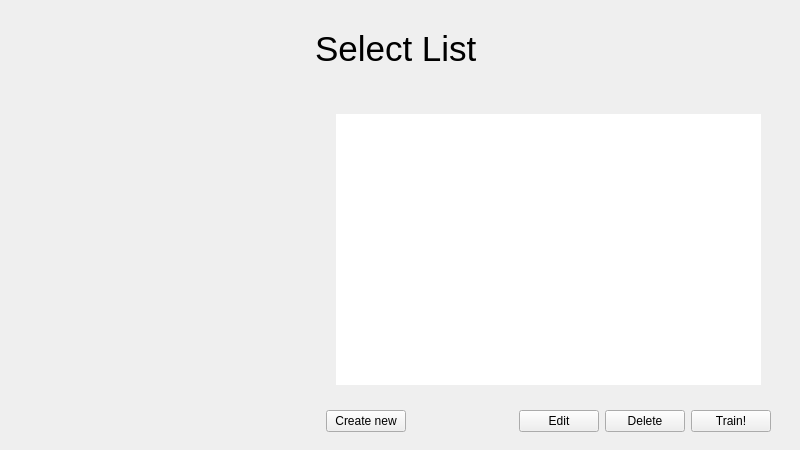
First picture: the form in mainwindow.ui, repository clins1994/GuitAR, before the edit.
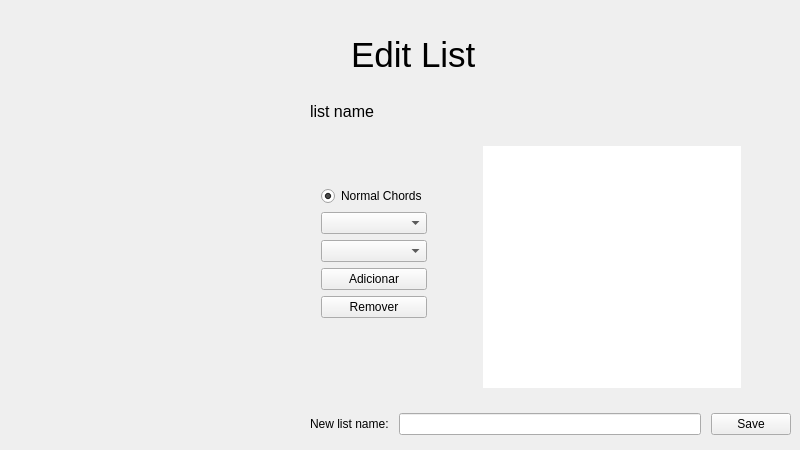
Second picture: the form after the edit. Icons and pictures are not drawn.

What changed in the file:
```diff
--- a/mainwindow.ui
+++ b/mainwindow.ui
@@ -39,7 +39,7 @@
        <bool>true</bool>
       </property>
       <property name="currentIndex">
-       <number>3</number>
+       <number>5</number>
       </property>
       <widget class="QWidget" name="training">
        <layout class="QVBoxLayout" name="verticalLayout_7">
@@ -1243,6 +1243,437 @@
         </item>
        </layout>
       </widget>
+      <widget class="QWidget" name="editList">
+       <layout class="QHBoxLayout" name="horizontalLayout_10">
+        <property name="leftMargin">
+         <number>0</number>
+        </property>
+        <property name="topMargin">
+         <number>0</number>
+        </property>
+        <property name="rightMargin">
+         <number>0</number>
+        </property>
+        <property name="bottomMargin">
+         <number>0</number>
+        </property>
+        <item>
+         <widget class="QWidget" name="widget_23" native="true">
+          <property name="sizePolicy">
+           <sizepolicy hsizetype="Fixed" vsizetype="Preferred">
+            <horstretch>0</horstretch>
+            <verstretch>0</verstretch>
+           </sizepolicy>
+          </property>
+          <property name="minimumSize">
+           <size>
+            <width>295</width>
+            <height>0</height>
+           </size>
+          </property>
+          <widget class="QLabel" name="label_13">
+           <property name="geometry">
+            <rect>
+             <x>0</x>
+             <y>0</y>
+             <width>250</width>
+             <height>121</height>
+            </rect>
+           </property>
+           <property name="text">
+            <string/>
+           </property>
+           <property name="pixmap">
+            <pixmap resource="Resources.qrc">:/assets/guitAR.png</pixmap>
+           </property>
+          </widget>
+          <widget class="QLabel" name="label_14">
+           <property name="geometry">
+            <rect>
+             <x>224</x>
+             <y>0</y>
+             <width>71</width>
+             <height>450</height>
+            </rect>
+           </property>
+           <property name="text">
+            <string/>
+           </property>
+           <property name="pixmap">
+            <pixmap resource="Resources.qrc">:/assets/vertical_lines.png</pixmap>
+           </property>
+          </widget>
+          <zorder>label_14</zorder>
+          <zorder>label_13</zorder>
+         </widget>
+        </item>
+        <item>
+         <widget class="QWidget" name="widget_20" native="true">
+          <layout class="QVBoxLayout" name="verticalLayout_9">
+           <property name="leftMargin">
+            <number>0</number>
+           </property>
+           <property name="topMargin">
+            <number>15</number>
+           </property>
+           <property name="rightMargin">
+            <number>0</number>
+           </property>
+           <property name="bottomMargin">
+            <number>0</number>
+           </property>
+           <item>
+            <widget class="QWidget" name="widget_21" native="true">
+             <property name="sizePolicy">
+              <sizepolicy hsizetype="Preferred" vsizetype="Fixed">
+               <horstretch>0</horstretch>
+               <verstretch>0</verstretch>
+              </sizepolicy>
+             </property>
+             <property name="minimumSize">
+              <size>
+               <width>0</width>
+               <height>80</height>
+              </size>
+             </property>
+             <layout class="QHBoxLayout" name="horizontalLayout_9">
+              <property name="leftMargin">
+               <number>50</number>
+              </property>
+              <item>
+               <widget class="QLabel" name="label_12">
+                <property name="text">
+                 <string>&lt;html&gt;&lt;head/&gt;&lt;body&gt;&lt;p&gt;&lt;img src=&quot;:/assets/orange_square.png&quot;/&gt;&lt;span style=&quot; font-size:26pt;&quot;&gt; Edit List&lt;/span&gt;&lt;/p&gt;&lt;/body&gt;&lt;/html&gt;</string>
+                </property>
+               </widget>
+              </item>
+              <item>
+               <spacer name="horizontalSpacer_4">
+                <property name="orientation">
+                 <enum>Qt::Horizontal</enum>
+                </property>
+                <property name="sizeHint" stdset="0">
+                 <size>
+                  <width>40</width>
+                  <height>20</height>
+                 </size>
+                </property>
+               </spacer>
+              </item>
+              <item>
+               <widget class="QPushButton" name="backToMenuEditList">
+                <property name="minimumSize">
+                 <size>
+                  <width>40</width>
+                  <height>40</height>
+                 </size>
+                </property>
+                <property name="maximumSize">
+                 <size>
+                  <width>40</width>
+                  <height>40</height>
+                 </size>
+                </property>
+                <property name="styleSheet">
+                 <string notr="true">background: url(:/assets/seta_back.png) no-repeat center center transparent;
+border: none;</string>
+                </property>
+                <property name="text">
+                 <string/>
+                </property>
+               </widget>
+              </item>
+             </layout>
+            </widget>
+           </item>
+           <item>
+            <widget class="QWidget" name="widget_7" native="true">
+             <layout class="QHBoxLayout" name="horizontalLayout_15">
+              <property name="topMargin">
+               <number>0</number>
+              </property>
+              <property name="rightMargin">
+               <number>0</number>
+              </property>
+              <item>
+               <widget class="QLabel" name="listNameLabel">
+                <property name="font">
+                 <font>
+                  <pointsize>12</pointsize>
+                 </font>
+                </property>
+                <property name="text">
+                 <string>list name</string>
+                </property>
+               </widget>
+              </item>
+              <item>
+               <spacer name="horizontalSpacer_12">
+                <property name="orientation">
+                 <enum>Qt::Horizontal</enum>
+                </property>
+                <property name="sizeHint" stdset="0">
+                 <size>
+                  <width>40</width>
+                  <height>20</height>
+                 </size>
+                </property>
+               </spacer>
+              </item>
+             </layout>
+            </widget>
+           </item>
+           <item>
+            <widget class="QWidget" name="widget_34" native="true">
+             <property name="styleSheet">
+              <string notr="true">QRadioButton::indicator:unchecked {
+  width: 15px;
+  height: 15px;
+  image: url(:/assets/box_selection.png);
+}
+
+QRadioButton::indicator:checked {
+  width: 15px;
+  height: 15px;
+  image: url(:/assets/tick_selection.png);
+}
+</string>
+             </property>
+             <layout class="QHBoxLayout" name="horizontalLayout_11">
+              <property name="leftMargin">
+               <number>20</number>
+              </property>
+              <property name="topMargin">
+               <number>0</number>
+              </property>
+              <property name="bottomMargin">
+               <number>0</number>
+              </property>
+              <item>
+               <widget class="QWidget" name="widget_35" native="true">
+                <layout class="QVBoxLayout" name="verticalLayout_16">
+                 <property name="leftMargin">
+                  <number>0</number>
+                 </property>
+                 <property name="topMargin">
+                  <number>0</number>
+                 </property>
+                 <property name="rightMargin">
+                  <number>0</number>
+                 </property>
+                 <property name="bottomMargin">
+                  <number>0</number>
+                 </property>
+                 <item>
+                  <spacer name="verticalSpacer_6">
+                   <property name="orientation">
+                    <enum>Qt::Vertical</enum>
+                   </property>
+                   <property name="sizeType">
+                    <enum>QSizePolicy::Minimum</enum>
+                   </property>
+                   <property name="sizeHint" stdset="0">
+                    <size>
+                     <width>20</width>
+                     <height>50</height>
+                    </size>
+                   </property>
+                  </spacer>
+                 </item>
+                 <item>
+                  <widget class="QRadioButton" name="normalChordsRadioButton_2">
+                   <property name="text">
+                    <string>Normal Chords</string>
+                   </property>
+                   <property name="checked">
+                    <bool>true</bool>
+                   </property>
+                  </widget>
+                 </item>
+                 <item>
+                  <widget class="QComboBox" name="editNormalChordsComboBox"/>
+                 </item>
+                 <item>
+                  <widget class="QComboBox" name="editChordsModificatorsComboBox"/>
+                 </item>
+                 <item>
+                  <widget class="QPushButton" name="addChordToListButton">
+                   <property name="text">
+                    <string>Adicionar</string>
+                   </property>
+                  </widget>
+                 </item>
+                 <item>
+                  <widget class="QPushButton" name="removeChordFromListButto">
+                   <property name="text">
+                    <string>Remover</string>
+                   </property>
+                  </widget>
+                 </item>
+                 <item>
+                  <spacer name="verticalSpacer_5">
+                   <property name="orientation">
+                    <enum>Qt::Vertical</enum>
+                   </property>
+                   <property name="sizeHint" stdset="0">
+                    <size>
+                     <width>20</width>
+                     <height>20</height>
+                    </size>
+                   </property>
+                  </spacer>
+                 </item>
+                </layout>
+               </widget>
+              </item>
+              <item>
+               <spacer name="horizontalSpacer_6">
+                <property name="orientation">
+                 <enum>Qt::Horizontal</enum>
+                </property>
+                <property name="sizeType">
+                 <enum>QSizePolicy::Minimum</enum>
+                </property>
+                <property name="sizeHint" stdset="0">
+                 <size>
+                  <width>40</width>
+                  <height>15</height>
+                 </size>
+                </property>
+               </spacer>
+              </item>
+              <item>
+               <widget class="QListWidget" name="editListsList">
+                <property name="font">
+                 <font>
+                  <pointsize>11</pointsize>
+                  <weight>75</weight>
+                  <bold>true</bold>
+                 </font>
+                </property>
+                <property name="styleSheet">
+                 <string notr="true">QListWidget {
+	background: &quot;#424242&quot;;
+	border: none;
+	padding: 10px;
+}
+
+QListWidget::item {
+	background: &quot;#FF9900&quot;;
+	text-align: center;
+	color: white;
+	font-weight: bold;
+	padding: 5px 0;
+	margin: 5px 0;
+}
+
+QListWidget::item:selected {
+	background: &quot;#AD6800&quot;;
+}</string>
+                </property>
+                <property name="dragEnabled">
+                 <bool>true</bool>
+                </property>
+                <property name="dragDropMode">
+                 <enum>QAbstractItemView::InternalMove</enum>
+                </property>
+               </widget>
+              </item>
+              <item>
+               <spacer name="horizontalSpacer_11">
+                <property name="orientation">
+                 <enum>Qt::Horizontal</enum>
+                </property>
+                <property name="sizeType">
+                 <enum>QSizePolicy::Minimum</enum>
+                </property>
+                <property name="sizeHint" stdset="0">
+                 <size>
+                  <width>40</width>
+                  <height>20</height>
+                 </size>
+                </property>
+               </spacer>
+              </item>
+             </layout>
+            </widget>
+           </item>
+           <item>
+            <widget class="QWidget" name="widget_5" native="true">
+             <layout class="QHBoxLayout" name="horizontalLayout_12">
+              <property name="spacing">
+               <number>10</number>
+              </property>
+              <item>
+               <widget class="QLabel" name="label_4">
+                <property name="text">
+                 <string>New list name:</string>
+                </property>
+               </widget>
+              </item>
+              <item>
+               <widget class="QLineEdit" name="listNameEditText"/>
+              </item>
+              <item>
+               <widget class="QPushButton" name="saveListButton">
+                <property name="text">
+                 <string>Save</string>
+                </property>
+               </widget>
+              </item>
+             </layout>
+            </widget>
+           </item>
+           <item>
+            <widget class="QWidget" name="widget_22" native="true">
+             <layout class="QVBoxLayout" name="verticalLayout_14">
+              <property name="spacing">
+               <number>0</number>
+              </property>
+              <property name="leftMargin">
+               <number>0</number>
+              </property>
+              <property name="topMargin">
+               <number>0</number>
+              </property>
+              <property name="rightMargin">
+               <number>0</number>
+              </property>
+              <property name="bottomMargin">
+               <number>0</number>
+              </property>
+              <item>
+               <widget class="QWidget" name="widget_39" native="true">
+                <property name="sizePolicy">
+                 <sizepolicy hsizetype="Preferred" vsizetype="Minimum">
+                  <horstretch>0</horstretch>
+                  <verstretch>0</verstretch>
+                 </sizepolicy>
+                </property>
+                <layout class="QVBoxLayout" name="verticalLayout_18">
+                 <property name="leftMargin">
+                  <number>0</number>
+                 </property>
+                 <property name="topMargin">
+                  <number>0</number>
+                 </property>
+                 <property name="rightMargin">
+                  <number>0</number>
+                 </property>
+                 <property name="bottomMargin">
+                  <number>0</number>
+                 </property>
+                </layout>
+               </widget>
+              </item>
+             </layout>
+            </widget>
+           </item>
+          </layout>
+         </widget>
+        </item>
+       </layout>
+      </widget>
      </widget>
     </item>
    </layout>
```
Left out of the diff: 2 changed lines with no effect on the pictures.
